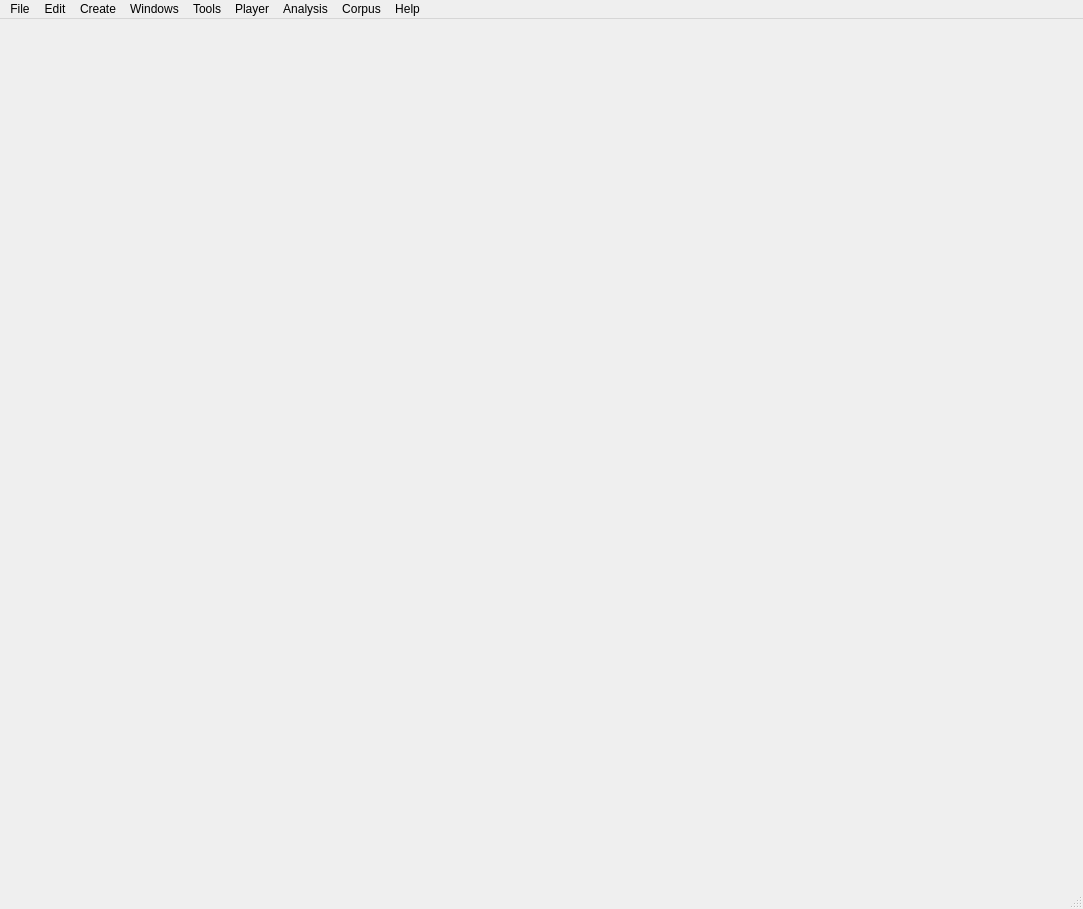
First picture: the form in qt_ui/MainWindow.ui, repository FilmColors/VIAN, before the edit.
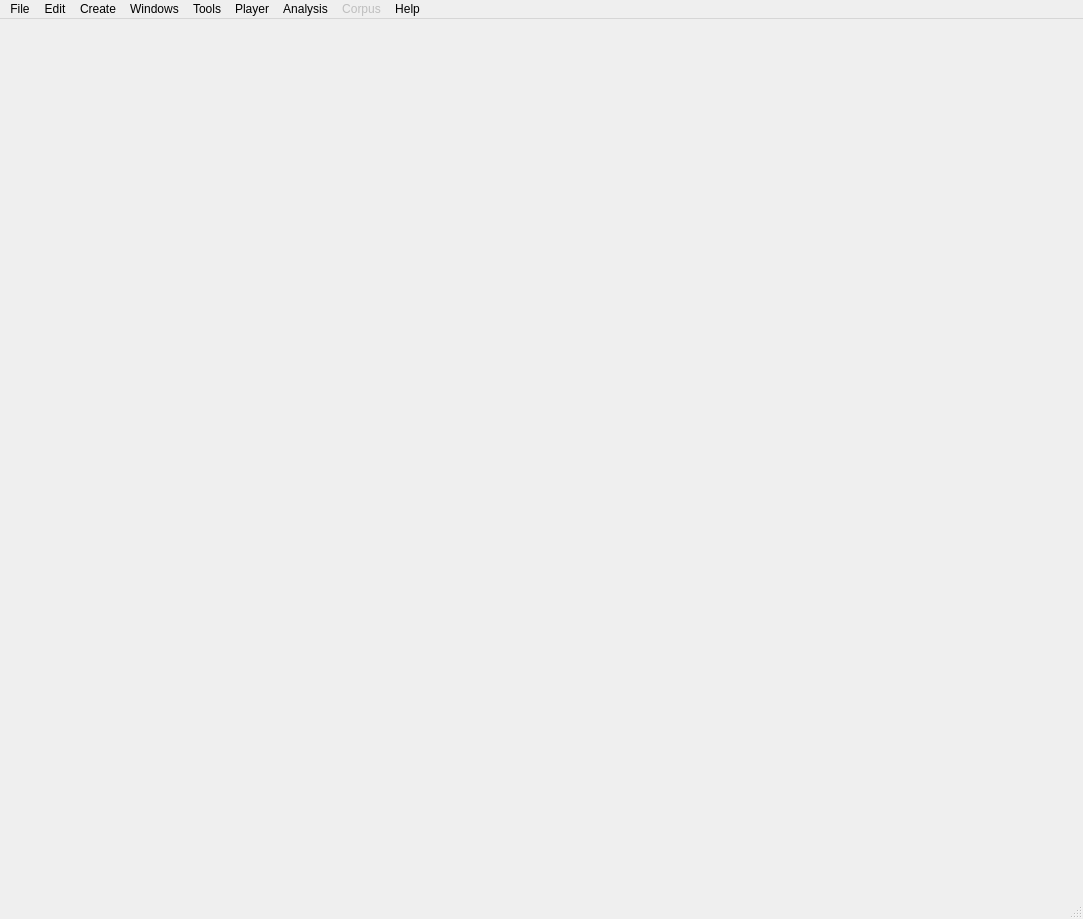
Second picture: the form after the edit. Icons and pictures are not drawn.

The edit to the form file:
```diff
--- a/qt_ui/MainWindow.ui
+++ b/qt_ui/MainWindow.ui
@@ -7,7 +7,7 @@
     <x>0</x>
     <y>0</y>
     <width>1083</width>
-    <height>909</height>
+    <height>919</height>
    </rect>
   </property>
   <property name="windowTitle">
@@ -226,6 +226,9 @@
     <addaction name="actionAuto_Screenshots"/>
    </widget>
    <widget class="QMenu" name="menuCorpus">
+    <property name="enabled">
+     <bool>false</bool>
+    </property>
     <property name="title">
      <string>Corpus</string>
     </property>
```
Left out of the diff: 3 changed lines with no effect on the pictures.
